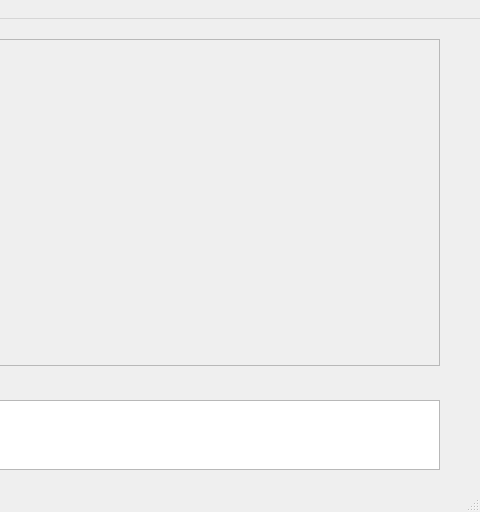
Old version of the form mainWindow.ui in the repository MenxLi/LabelSys; both pictures show x 544 to 1024 and y 0 to 512 of the 1024 by 512 pixel window.
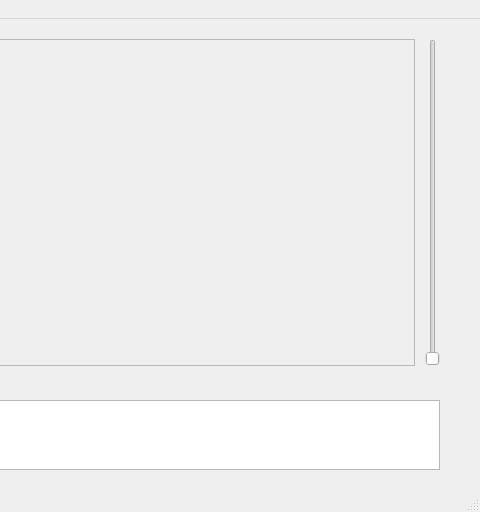
New version of the form.

Commit message: Added slider bar

Patch:
```diff
--- a/mainWindow.ui
+++ b/mainWindow.ui
@@ -37,7 +37,7 @@
      <number>20</number>
     </property>
     <item>
-     <layout class="QHBoxLayout" name="hframe_im_btn" stretch="1,0,5">
+     <layout class="QHBoxLayout" name="hframe_im_btn" stretch="1,0,5,0">
       <item>
        <layout class="QGridLayout" name="grid_btns">
         <property name="sizeConstraint">
@@ -310,6 +310,19 @@
         </property>
        </widget>
       </item>
+      <item>
+       <widget class="QSlider" name="slider_im">
+        <property name="pageStep">
+         <number>1</number>
+        </property>
+        <property name="orientation">
+         <enum>Qt::Vertical</enum>
+        </property>
+        <property name="tickPosition">
+         <enum>QSlider::NoTicks</enum>
+        </property>
+       </widget>
+      </item>
      </layout>
     </item>
     <item>
```
The commit also changes 2 other files.
